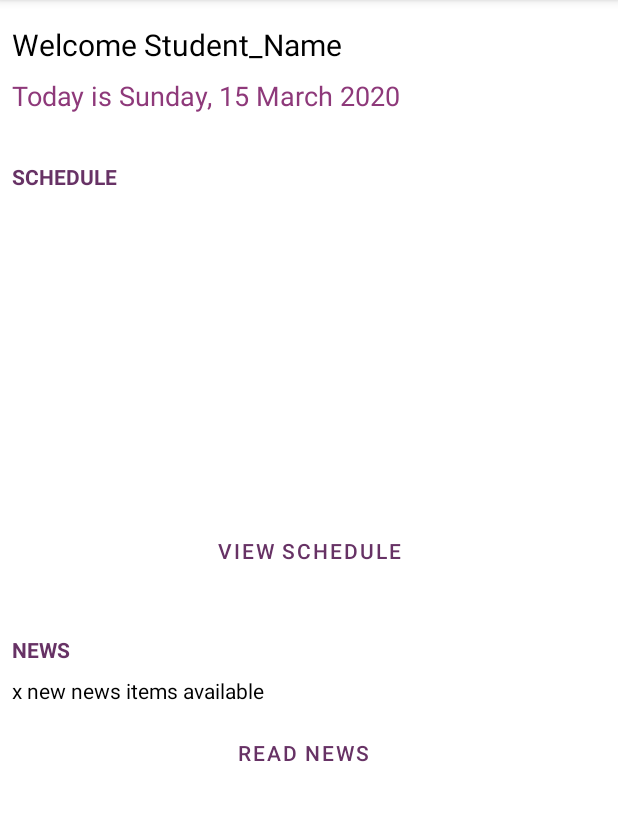
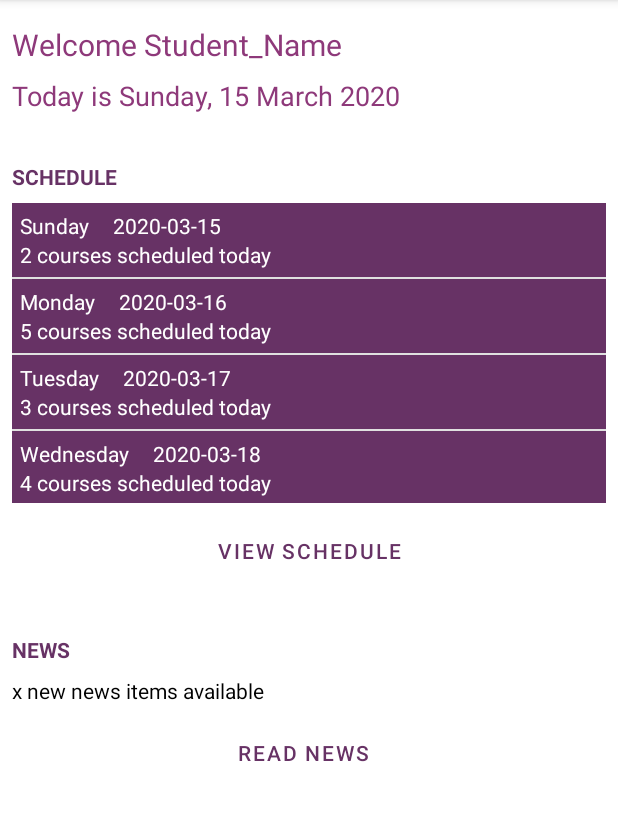
Before and after one commit to BasJoosten98/ANDR1, an Android app: the screen it shows after launch (MainActivity), on a phone screen of 412 x 824 dp, the part 84-905 px from its top. Run offline under Robolectric (Android 15) with nearby library versions, the phone set to English and light mode, and no system bars.

Commit message:
SCHEDULE: Merge master

```diff
--- a/app/src/main/AndroidManifest.xml
+++ b/app/src/main/AndroidManifest.xml
@@ -16,6 +16,9 @@
                 <category android:name="android.intent.category.LAUNCHER" />
             </intent-filter>
         </activity>
+        <activity android:name=".ScheduleActivity">
+
+        </activity>
     </application>
 
 </manifest>
--- /dev/null
+++ b/app/src/main/java/com/example/fhictcompanion/Lecture.java
@@ -0,0 +1,49 @@
+package com.example.fhictcompanion;
+
+import java.io.Serializable;
+import java.util.Calendar;
+
+public class Lecture implements Serializable {
+    private String subject;
+    private String room;
+    private String teacher;
+    private Calendar startsAt;
+    private Calendar endsAt;
+
+    public Lecture(String subject, String room, String teacher, Calendar startsAt, Calendar endsAt) {
+        this.subject = subject;
+        this.room = room;
+        this.teacher = teacher;
+
+        this.startsAt = startsAt;
+        this.endsAt = endsAt;
+    }
+
+    public String getSubject() {
+        return subject;
+    }
+
+    public String getRoom() {
+        return room;
+    }
+
+    public String getTeacher() {
+        return teacher;
+    }
+
+    public String getTimeFrame() {
+        return "From " + getStartTime() + " until " + getEndTime();
+    }
+
+    private String getStartTime() {
+        return formatTime(startsAt);
+    }
+
+    private String getEndTime() {
+        return formatTime(endsAt);
+    }
+
+    private String formatTime(Calendar calendar) {
+        return String.format("%02d:%02d",calendar.get(Calendar.HOUR_OF_DAY), calendar.get(Calendar.MINUTE));
+    }
+}
--- a/app/src/main/java/com/example/fhictcompanion/MainActivity.java
+++ b/app/src/main/java/com/example/fhictcompanion/MainActivity.java
@@ -2,14 +2,25 @@ package com.example.fhictcompanion;
 
 import androidx.appcompat.app.AppCompatActivity;
 
+import android.content.Intent;
 import android.os.Bundle;
+import android.view.View;
+import android.widget.ListView;
 import android.widget.TextView;
 
+import java.text.DateFormat;
 import java.text.SimpleDateFormat;
+import java.util.ArrayList;
+import java.util.Calendar;
 import java.util.Date;
+import java.util.List;
 
 public class MainActivity extends AppCompatActivity {
     private static final Date TODAY = new Date();
+    private static final int NEXT_DAY = 1;
+
+    private Calendar calendar;
+    private List<ScheduleDayItem> scheduleItems;
 
     @Override
     protected void onCreate(Bundle savedInstanceState) {
@@ -24,5 +35,60 @@ public class MainActivity extends AppCompatActivity {
         SimpleDateFormat year = new SimpleDateFormat("yyyy");
 
         dateDisplay.setText("Today is " + dayOfWeek.format(TODAY) + ", " + dayOfMonth.format(TODAY) + " " + month.format(TODAY) + " " + year.format(TODAY));
+
+        calendar = Calendar.getInstance();
+        calendar.setTime(TODAY);
+
+        ScheduleDayItem day1 = new ScheduleDayItem(calendar.getTime());
+
+        day1.addLecture(
+                "SoT",
+                "R1_2.79",
+                "srk",
+                new TimeDTO(10, 30),
+                new TimeDTO(12, 00)
+        );
+
+        day1.addLecture(
+                "pes",
+                "R1_2.40",
+                "pes",
+                new TimeDTO(12, 45),
+                new TimeDTO(14, 15)
+        );
+
+        calendar.add(Calendar.DAY_OF_MONTH, NEXT_DAY);
+        ScheduleDayItem day2 = new ScheduleDayItem(calendar.getTime());
+
+        calendar.add(Calendar.DAY_OF_MONTH, NEXT_DAY);
+        ScheduleDayItem day3 = new ScheduleDayItem(calendar.getTime());
+
+        calendar.add(Calendar.DAY_OF_MONTH, NEXT_DAY);
+        ScheduleDayItem day4 = new ScheduleDayItem(calendar.getTime());
+
+        calendar.add(Calendar.DAY_OF_MONTH, NEXT_DAY);
+        ScheduleDayItem day5 = new ScheduleDayItem(calendar.getTime());
+
+        scheduleItems = new ArrayList<>();
+
+        scheduleItems.add(day1);
+        scheduleItems.add(day2);
+        scheduleItems.add(day3);
+        scheduleItems.add(day4);
+        scheduleItems.add(day5);
+
+        ListView lv = findViewById(R.id.schedule_days);
+        lv.setAdapter(new ScheduleDayAdapter(this, scheduleItems));
+    }
+
+    public void viewSchedule(View view) {
+        Intent scheduleIntent = new Intent(this, ScheduleActivity.class);
+
+        // Pass the first schedule item (today)
+        // Later add functionality to go next day and back.
+        ScheduleDayItem today = scheduleItems.get(0);
+        scheduleIntent.putExtra("todaysScheduleItem", today);
+
+        startActivity(scheduleIntent);
     }
 }
--- /dev/null
+++ b/app/src/main/java/com/example/fhictcompanion/ScheduleDayAdapter.java
@@ -0,0 +1,57 @@
+package com.example.fhictcompanion;
+
+import android.content.Context;
+import android.view.LayoutInflater;
+import android.view.View;
+import android.view.ViewGroup;
+import android.widget.BaseAdapter;
+import android.widget.TextView;
+
+import java.util.List;
+
+public class ScheduleDayAdapter extends BaseAdapter {
+    private List<ScheduleDayItem> scheduleDays;
+    private Context context;
+    private LayoutInflater li;
+
+    public ScheduleDayAdapter(Context context, List<ScheduleDayItem> scheduleDays) {
+        this.context = context;
+        this.scheduleDays = scheduleDays;
+
+        li = LayoutInflater.from(context);
+    }
+
+    @Override
+    public int getCount() {
+        return scheduleDays.size();
+    }
+
+    @Override
+    public Object getItem(int position) {
+        return scheduleDays.get(position);
+    }
+
+    @Override
+    public long getItemId(int position) {
+        return position;
+    }
+
+    @Override
+    public View getView(int position, View convertView, ViewGroup parent) {
+        if (convertView == null) {
+            convertView = li.inflate(R.layout.day_item, parent, false);
+        }
+
+        ScheduleDayItem item = scheduleDays.get(position);
+
+        TextView day = convertView.findViewById(R.id.day);
+        TextView date = convertView.findViewById(R.id.date);
+        TextView nrOfActivities = convertView.findViewById(R.id.number_of_activities);
+
+        day.setText(item.getDay());
+        date.setText(item.toString());
+        nrOfActivities.setText(item.getNumberOfLectures() + " courses scheduled today");
+
+        return convertView;
+    }
+}
--- /dev/null
+++ b/app/src/main/java/com/example/fhictcompanion/ScheduleDayItem.java
@@ -0,0 +1,88 @@
+package com.example.fhictcompanion;
+
+import java.io.Serializable;
+import java.text.SimpleDateFormat;
+import java.util.ArrayList;
+import java.util.Calendar;
+import java.util.Date;
+import java.util.List;
+import java.util.Random;
+
+/**
+ * This class is required to hold all the scheduled lectures and hours
+ * for a specific day in the week.
+ *
+ * These will be supplied on a per week basis for the companion app.
+ */
+public class ScheduleDayItem implements Serializable {
+    private static int MIN_NR_LECTURES = 3;
+    private static int MAX_NR_LECTURES = 5;
+
+    private static Random rng = new Random();
+
+    private Date date;
+    private int numberOfLectures;
+    private List<Lecture> lectures;
+
+    public ScheduleDayItem(Date date) {
+        this(date, getRandomNumberOfLectures());
+
+        lectures = new ArrayList<>();
+    }
+
+    public ScheduleDayItem(Date date, int numberOfCourses) {
+        this.date = date;
+        this.numberOfLectures = numberOfCourses;
+    }
+
+    public boolean addLecture(String subject, String room, String teacher, TimeDTO start, TimeDTO end) {
+        Calendar startsAt = Calendar.getInstance();
+        setDateTime(startsAt, start);
+
+        Calendar endsAt = Calendar.getInstance();
+        setDateTime(endsAt, end);
+
+        lectures.add(new Lecture(subject, room, teacher, startsAt, endsAt));
+        return true;
+    }
+
+    private void setDateTime(Calendar dateTime, TimeDTO time) {
+        dateTime.setTime(getDate());
+
+        dateTime.set(Calendar.HOUR_OF_DAY, time.hours);
+        dateTime.set(Calendar.MINUTE, time.minutes);
+    }
+
+    private static int getRandomNumberOfLectures() {
+        int shift = MIN_NR_LECTURES;
+        int maxInc = MAX_NR_LECTURES - MIN_NR_LECTURES + 1;
+
+        return rng.nextInt(maxInc) + shift;
+    }
+
+    public Date getDate() {
+        return date;
+    }
+
+    public String getDay() {
+        SimpleDateFormat sdf = new SimpleDateFormat("EEEE");
+        return sdf.format(date);
+    }
+
+    public int getNumberOfLectures() {
+        if (lectures.size() == 0) {
+            return numberOfLectures;
+        }
+
+        return lectures.size();
+    }
+
+    public String toString() {
+        SimpleDateFormat sdf = new SimpleDateFormat("yyyy-MM-dd");
+        return sdf.format(getDate());
+    }
+
+    public List<Lecture> getLectures() {
+        return lectures;
+    }
+}
--- /dev/null
+++ b/app/src/main/java/com/example/fhictcompanion/TimeDTO.java
@@ -0,0 +1,11 @@
+package com.example.fhictcompanion;
+
+public class TimeDTO {
+    public int hours;
+    public int minutes;
+
+    public TimeDTO(int hours, int minutes) {
+        this.hours = hours;
+        this.minutes = minutes;
+    }
+}
--- a/app/src/main/res/layout/activity_main.xml
+++ b/app/src/main/res/layout/activity_main.xml
@@ -26,7 +26,7 @@
         android:layout_height="wrap_content"
         android:layout_marginTop="8dp"
         android:text="Welcome Student_Name"
-        android:textColor="#000"
+        android:textColor="@color/colorPrimaryDark"
         android:textSize="20sp"
         app:layout_constraintStart_toStartOf="parent"
         app:layout_constraintTop_toTopOf="parent" />
@@ -55,18 +55,19 @@
         app:layout_constraintStart_toStartOf="parent"
         app:layout_constraintTop_toBottomOf="@+id/textView2" />
 
-    <com.google.android.material.button.MaterialButton
+    <Button
         android:id="@+id/view_schedule_button"
         style="@style/Widget.MaterialComponents.Button.TextButton"
         android:layout_width="match_parent"
         android:layout_height="wrap_content"
         android:layout_marginTop="8dp"
+        android:onClick="viewSchedule"
         android:text="VIEW SCHEDULE"
         app:layout_constraintEnd_toEndOf="parent"
         app:layout_constraintStart_toStartOf="parent"
         app:layout_constraintTop_toBottomOf="@+id/schedule_days" />
 
-    <androidx.recyclerview.widget.RecyclerView
+    <ListView
         android:id="@+id/schedule_days"
         android:layout_width="match_parent"
         android:layout_height="200dp"
--- a/app/src/main/res/layout/day_item.xml
+++ b/app/src/main/res/layout/day_item.xml
@@ -33,7 +33,7 @@
         android:id="@+id/number_of_activities"
         android:layout_width="wrap_content"
         android:layout_height="wrap_content"
-        android:text="x courses scheduled"
+        android:text="x lectures scheduled"
         app:layout_constraintStart_toStartOf="parent"
         app:layout_constraintTop_toBottomOf="@+id/day"
         android:textColor="@color/colorTitle" />
--- a/app/src/main/res/layout/home_button.xml
+++ b/app/src/main/res/layout/home_button.xml
@@ -8,6 +8,7 @@
 
     <com.google.android.material.button.MaterialButton
         android:id="@+id/home"
+        android:onClick="home"
         android:layout_width="match_parent"
         android:layout_height="wrap_content"
         android:layout_marginBottom="1dp"
```
Also changed, not shown: app/src/main/java/com/example/fhictcompanion/DayLecturesAdapter.java (added, +50 -0 lines), app/src/main/java/com/example/fhictcompanion/ScheduleActivity.java (added, +35 -0 lines), app/src/main/java/com/example/fhictcompanion/ScheduleItem.java (added, +9 -0 lines), app/src/main/res/layout/lecture_item.xml (renamed from app/src/main/res/layout/schedule_item.xml, +3 -11 lines), app/src/main/res/layout/lectures.xml (renamed from app/src/main/res/layout/schedule_recycler_view.xml, +6 -8 lines).
